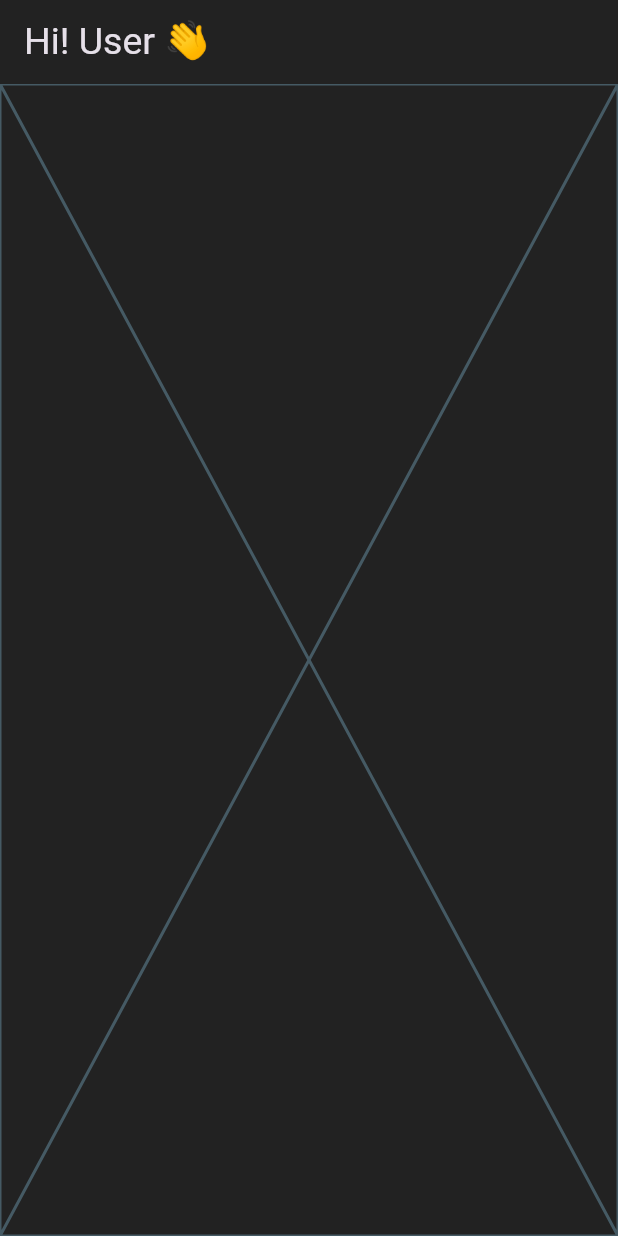
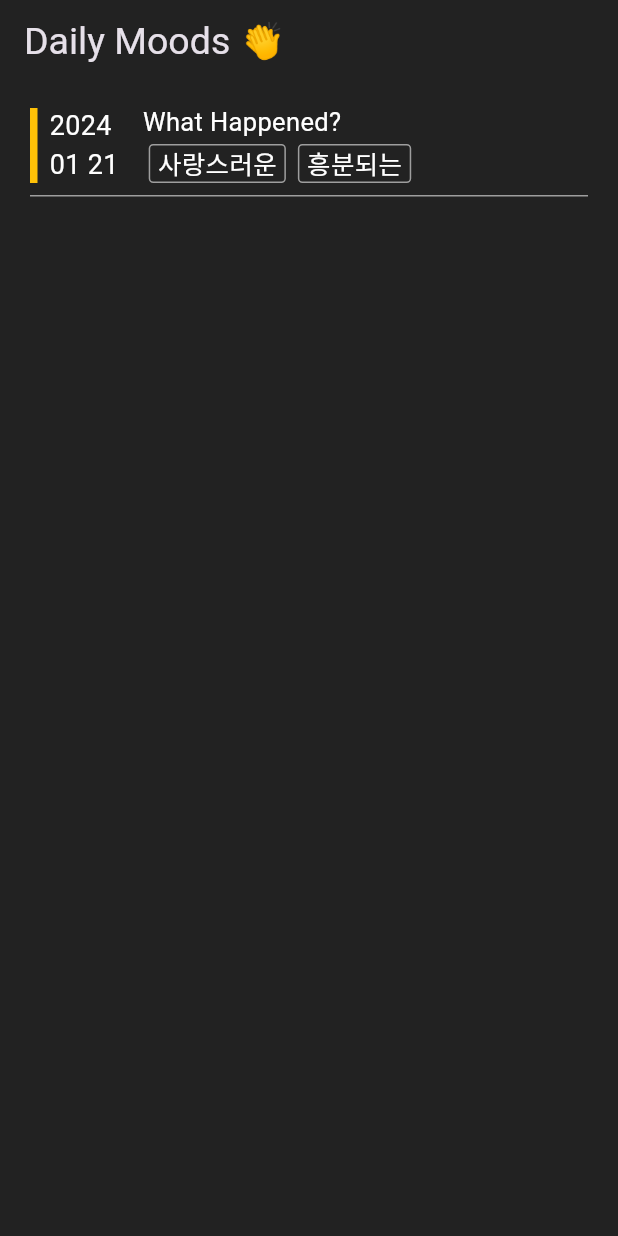
Before and after one commit to DutchVandaline/SOGAK, a Flutter app: the ListScreen screen opened directly, on a phone screen of 412 x 824 dp. Run offline on Flutter 3.47's test engine with Material 3 defaults, Android fonts, the light colour scheme and no system bars.

Commit message:
change style

```diff
--- a/lib/Screens/ListScreen.dart
+++ b/lib/Screens/ListScreen.dart
@@ -1,4 +1,5 @@
 import 'package:flutter/material.dart';
+import 'package:sogak/Widgets/ListViewWidget.dart';
 
 class ListScreen extends StatelessWidget {
   const ListScreen({Key? key}) : super(key: key);
@@ -8,18 +9,20 @@ class ListScreen extends StatelessWidget {
     return Scaffold(
       appBar: AppBar(
         title: const Text(
-          "Hi! User 👋",
+          "Daily Moods 👏",
           style: TextStyle(fontSize: 25.0),
         ),
-        backgroundColor: Theme
-            .of(context)
-            .scaffoldBackgroundColor,
+        backgroundColor: Theme.of(context).scaffoldBackgroundColor,
         centerTitle: false,
         leadingWidth: 40.0,
         elevation: 0.0,
         shadowColor: Colors.transparent,
       ),
-      body: Placeholder(),
+      body: ListView(
+        children: [
+          ListViewWidget(),
+        ],
+      ),
     );
   }
 }
--- /dev/null
+++ b/lib/Widgets/ListViewWidget.dart
@@ -0,0 +1,60 @@
+import 'package:flutter/material.dart';
+import 'package:sogak/Widgets/MoodTagWidget.dart';
+
+class ListViewWidget extends StatelessWidget {
+  @override
+  Widget build(BuildContext context) {
+    return GestureDetector(
+      onTap: () {
+        print("pressed");
+      },
+      child: Container(
+        width: MediaQuery.of(context).size.width,
+        child: Padding(
+            padding: EdgeInsets.symmetric(vertical: 8.0, horizontal: 20.0),
+            child: Container(
+              decoration: BoxDecoration(
+                  border: Border(bottom: BorderSide(color: Colors.grey))),
+              child: Row(
+                mainAxisAlignment: MainAxisAlignment.start,
+                children: [
+                  Padding(
+                    padding: EdgeInsets.symmetric(vertical: 8.0),
+                    child: Container(
+                      width: 5.0,
+                      height: 50.0,
+                      color: Colors.amber,
+                    ),
+                  ),
+                  Padding(
+                    padding: EdgeInsets.symmetric(horizontal: 8.0),
+                    child: Container(
+                      child: Text(
+                        "2024\n01 21",
+                        style: TextStyle(fontSize: 18.0),
+                      ),
+                    ),
+                  ),
+                  Padding(
+                      padding: EdgeInsets.symmetric(horizontal: 8.0),
+                      child: Container(
+                          child: Column(
+                            mainAxisAlignment: MainAxisAlignment.start,
+                            crossAxisAlignment: CrossAxisAlignment.start,
+                            children: [
+                              Text("What Happened?"),
+                              Row(
+                                children: [
+                                  MoodTagWidget(inputmood: 2),
+                                  MoodTagWidget(inputmood: 1),
+                                ],
+                              )
+                            ],
+                          ))),
+                ],
+              ),
+            )),
+      ),
+    );
+  }
+}
--- /dev/null
+++ b/lib/Widgets/MoodTagWidget.dart
@@ -0,0 +1,39 @@
+import 'package:flutter/material.dart';
+
+class MoodTagWidget extends StatelessWidget {
+  MoodTagWidget({this.inputmood});
+
+  final inputmood;
+
+  @override
+  Widget build(BuildContext context) {
+    String moodTag = "";
+    if (inputmood == 0){
+      moodTag = "행복한";
+    } else if (inputmood == 1){
+      moodTag = "흥분되는";
+    } else if (inputmood == 2){
+      moodTag = "사랑스러운";
+    } else if (inputmood == 3){
+      moodTag = "슬픈";
+    } else if (inputmood == 4){
+      moodTag = "놀란";
+    } else if (inputmood == 5){
+      moodTag = "공포스러운";
+    } else if (inputmood == 6){
+      moodTag = "혐오감이 드는";
+    }
+
+    return Padding(
+      padding: EdgeInsets.symmetric(horizontal: 4.0, vertical: 3.0),
+      child: Container(
+          decoration: BoxDecoration(
+              border: Border.all(color: Colors.grey),
+              borderRadius: BorderRadius.circular(3.0)),
+          child: Padding(
+            padding: EdgeInsets.symmetric(horizontal: 5.0),
+            child: Text(moodTag),
+          )),
+    );
+  }
+}
```
Also changed, not shown: lib/Screens/AddMoodScreen.dart (added, +16 -0 lines), lib/Screens/HomeScreen.dart (+65 -15 lines), lib/Screens/MainScreen.dart (+5 -7 lines), lib/Screens/SogakScreen.dart (renamed from lib/Screens/SettingScreen.dart, +4 -8 lines), lib/Widgets/HomeScreenUnderWidget.dart (added, +28 -0 lines), lib/Widgets/MonthlyWidget.dart (deleted, +0 -64 lines), lib/Widgets/MoodWidget.dart (deleted, +0 -19 lines), lib/Widgets/PaintWidget.dart (deleted, +0 -47 lines).
